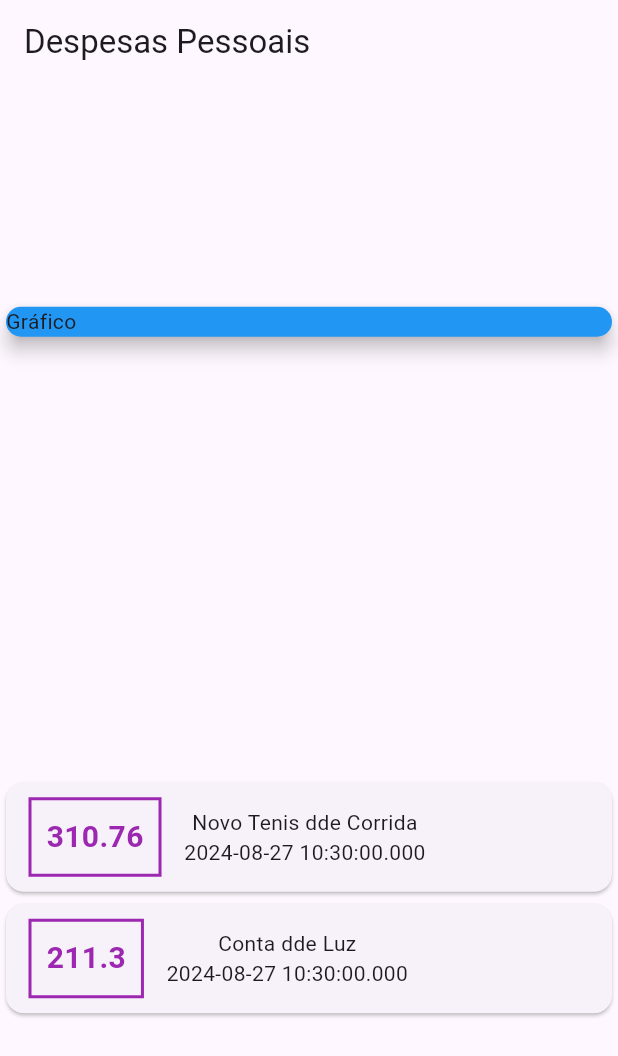
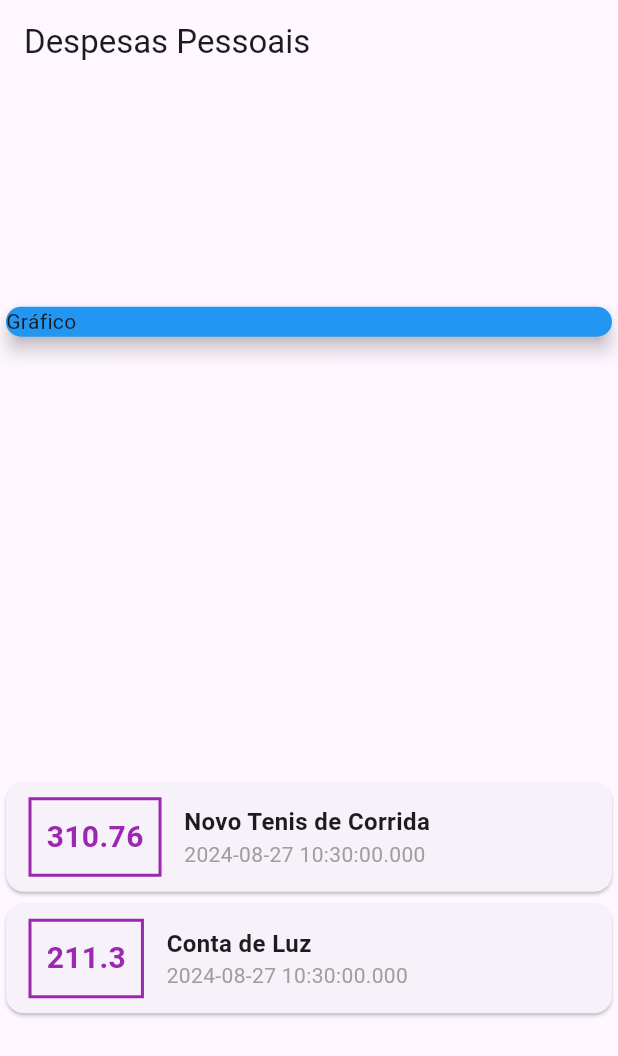
Before and after one commit to phsdeveloper/Mobile_Flutter_Estudo, a Flutter app: the screen it shows after launch, on a phone screen of 412 x 824 dp. Shown: the top 1056 px of the screen. Run offline on Flutter 3.47's test engine with Material 3 defaults, Android fonts, the phone set to English and light mode, and no system bars.

Commit message:
Aula 94. Desafio finalizado com sucesso.

```diff
--- a/Projetos/Secao03/expenses/lib/main.dart
+++ b/Projetos/Secao03/expenses/lib/main.dart
@@ -19,11 +19,11 @@ class MyHomePage extends StatelessWidget {
   final _transactions = [
     Transaction(
         id: 't1',
-        title: 'Novo Tenis dde Corrida',
+        title: 'Novo Tenis de Corrida',
         value: 310.76,
         date: DateTime.now()),
     Transaction(
-        id: 't2', title: 'Conta dde Luz', value: 211.30, date: DateTime.now()),
+        id: 't2', title: 'Conta de Luz', value: 211.30, date: DateTime.now()),
   ];
 
   @override
@@ -35,7 +35,6 @@ class MyHomePage extends StatelessWidget {
         crossAxisAlignment: CrossAxisAlignment.stretch,
         children: [
           const SizedBox(
-            //width: double.infinity,
             child: Card(
               color: Colors.blue,
               elevation: 5,
@@ -43,6 +42,8 @@ class MyHomePage extends StatelessWidget {
             ),
           ),
           Column(
+            mainAxisAlignment: MainAxisAlignment.start,
+            crossAxisAlignment: CrossAxisAlignment.stretch,
             children: _transactions.map((tr) {
               return Card(
                 child: Row(
@@ -56,7 +57,7 @@ class MyHomePage extends StatelessWidget {
                         border: Border.all(
                           color: Colors.purple,
                           width: 2,
-                        )
+                        ),
                       ),
                       padding: const EdgeInsets.all(10),
                       child: Text(
@@ -64,18 +65,32 @@ class MyHomePage extends StatelessWidget {
                         style: const TextStyle(
                           fontWeight: FontWeight.bold,
                           fontSize: 20,
-                          color: Colors.purple
+                          color: Colors.purple,
                         ),
                       ),
                     ),
+                    //-----------------------------------------------------------------------------
                     Column(
+                     crossAxisAlignment: CrossAxisAlignment.start,
                       children: <Widget>[
-                        Text(tr.title),
-                        Text(tr.date.toString()),
+                        Text(
+                          tr.title,
+                          style: const TextStyle(
+                            fontSize: 16,
+                            fontWeight: FontWeight.bold,
+                          ),
+                        ),
+                        Text(
+                          tr.date.toString(),
+                          style: const TextStyle(
+                            color: Colors.grey,
+                          ),
+                        ),
                       ],
                     ),
+                    //-------------------------------------------------------------------------------
                   ],
-                  ),
+                ),
               );
             }).toList(),
           ),
@@ -84,3 +99,9 @@ class MyHomePage extends StatelessWidget {
     );
   }
 }
+/**
+ * Nessa aula tive dificuldade para realizar o alinhamento do titulo e da data.
+ * mas foi adicionar o código
+ * crossAxisAlignment: CrossAxisAlignment.start,
+ * Na linha 74 que ficou tudo de boas
+ */
```
